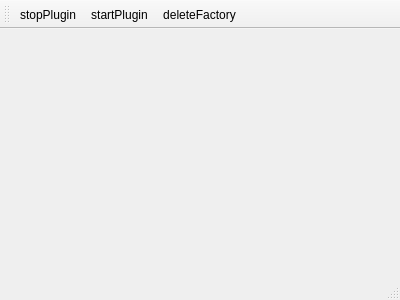
The window that App/AppCTKPluginFrameworkTest/AppPluginFrameworkTest/pluginframeworkmainwindow.ui (tiangaomingjing/ServoDriveTech) describes before a commit, drawn with Qt 5.
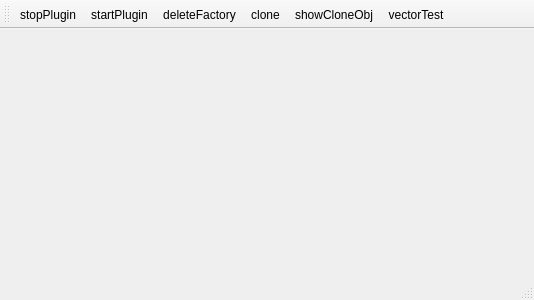
The same window after the commit.

Patch:
```diff
--- a/App/AppCTKPluginFrameworkTest/AppPluginFrameworkTest/pluginframeworkmainwindow.ui
+++ b/App/AppCTKPluginFrameworkTest/AppPluginFrameworkTest/pluginframeworkmainwindow.ui
@@ -6,7 +6,7 @@
    <rect>
     <x>0</x>
     <y>0</y>
-    <width>400</width>
+    <width>534</width>
     <height>300</height>
    </rect>
   </property>
@@ -34,6 +34,9 @@
    <addaction name="actionStopPlugin"/>
    <addaction name="actionStartPlugin"/>
    <addaction name="actionDeleteFactory"/>
+   <addaction name="actionClone"/>
+   <addaction name="actionShowCloneObj"/>
+   <addaction name="actionVectorTest"/>
   </widget>
   <widget class="QStatusBar" name="statusBar"/>
   <action name="actionStopPlugin">
@@ -51,6 +54,21 @@
     <string>deleteFactory</string>
    </property>
   </action>
+  <action name="actionClone">
+   <property name="text">
+    <string>clone</string>
+   </property>
+  </action>
+  <action name="actionShowCloneObj">
+   <property name="text">
+    <string>showCloneObj</string>
+   </property>
+  </action>
+  <action name="actionVectorTest">
+   <property name="text">
+    <string>vectorTest</string>
+   </property>
+  </action>
  </widget>
  <layoutdefault spacing="6" margin="11"/>
  <resources/>
```
Left out of the diff: 2 changed lines with no effect on the pictures.
